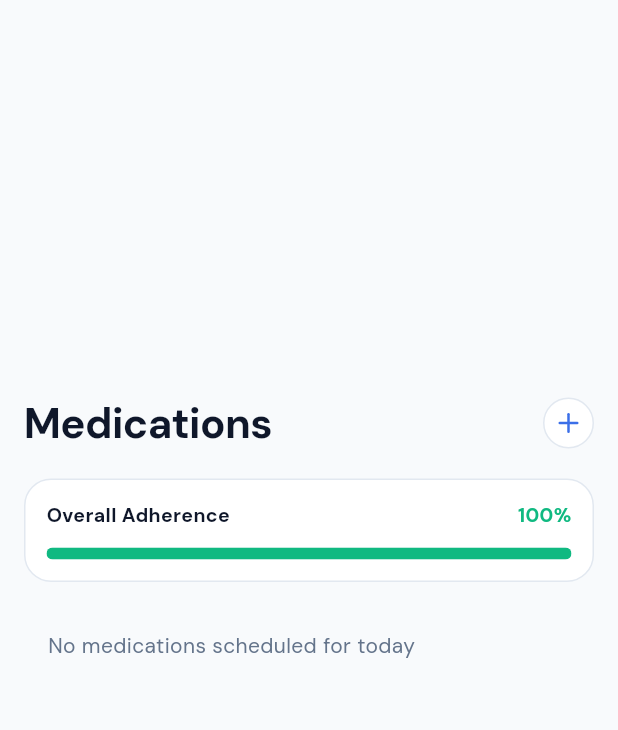
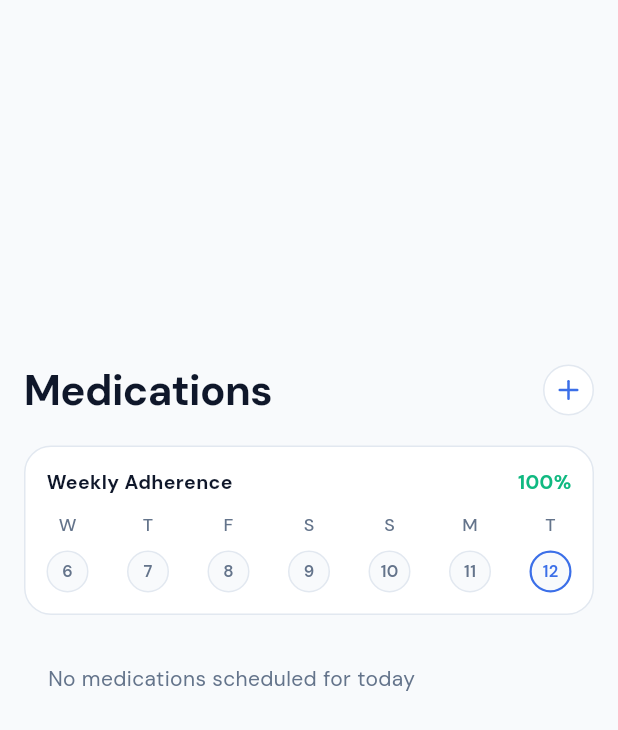
Before and after one commit to shina-wq/daily-dose-mobile, a Flutter app: the MedicationsScreen screen opened directly, on a phone screen of 412 x 824 dp. Shown: the top 730 px of the screen. Run offline on Flutter 3.47's test engine with Material 3 defaults, Android fonts, the phone set to English and light mode, and no system bars; our stand-ins replace cloud_firestore, firebase_auth, firebase_core, flutter_local_notifications, flutter_lucide, flutter_riverpod and 4 more; accounts and stored records are empty; generated files the repository leaves out were written again.

```diff
--- a/lib/features/medications/providers/medication_provider.dart
+++ b/lib/features/medications/providers/medication_provider.dart
@@ -5,6 +5,29 @@ import '../models/medication_dose_model.dart';
 import '../models/medication_adherence_model.dart';
 import '../../../core/providers/auth_provider.dart';
 import '../../dashboard/providers/home_provider.dart';
+
+class WeeklyAdherenceDay {
+  final DateTime date;
+  final int totalDoses;
+  final int completedDoses;
+  final bool isComplete;
+  final bool isMissed;
+
+  const WeeklyAdherenceDay({
+    required this.date,
+    required this.totalDoses,
+    required this.completedDoses,
+    required this.isComplete,
+    required this.isMissed,
+  });
+}
+
+class WeeklyAdherenceSummary {
+  final double percent;
+  final List<WeeklyAdherenceDay> days;
+
+  const WeeklyAdherenceSummary({required this.percent, required this.days});
+}
 
 /// Provider for the medication service
 final medicationServiceProvider = Provider<MedicationService>((ref) => MedicationService.instance);
@@ -47,8 +70,15 @@ final dosesForDateProvider = FutureProvider.autoDispose.family<List<MedicationDo
 
 /// Today's doses
 final todaysDosesProvider = FutureProvider.autoDispose<List<MedicationDoseModel>>((ref) async {
+  final auth = ref.watch(authStateProvider);
+  final uid = auth.asData?.value?.uid;
+  if (uid == null) return [];
+
+  final service = ref.watch(medicationServiceProvider);
+  await service.finalizeOverdueDoses(uid);
+
   final today = DateTime.now();
-  return ref.watch(dosesForDateProvider(today).future);
+  return service.getDosesForDate(uid, today);
 });
 
 /// Pending doses
@@ -57,6 +87,7 @@ final pendingDosesProvider = FutureProvider.autoDispose<List<MedicationDoseModel
   final uid = auth.asData?.value?.uid;
   if (uid == null) return [];
   final service = ref.watch(medicationServiceProvider);
+  await service.finalizeOverdueDoses(uid);
   return service.getPendingDoses(uid);
 });
 
@@ -94,6 +125,60 @@ final overallAdherenceProvider = FutureProvider.autoDispose<double>((ref) async
   if (uid == null) return 0.0;
   final service = ref.watch(medicationServiceProvider);
   return service.getOverallAdherence(uid, days: 30);
+});
+
+/// Weekly adherence summary used by medications screen
+final weeklyAdherenceProvider = FutureProvider.autoDispose<WeeklyAdherenceSummary>((ref) async {
+  final auth = ref.watch(authStateProvider);
+  final uid = auth.asData?.value?.uid;
+  if (uid == null) {
+    return const WeeklyAdherenceSummary(percent: 0, days: []);
+  }
+
+  final service = ref.watch(medicationServiceProvider);
+  await service.finalizeOverdueDoses(uid);
+  final now = DateTime.now();
+  final today = DateTime(now.year, now.month, now.day);
+  final startDate = today.subtract(const Duration(days: 6));
+  final endDate = today.add(const Duration(days: 1));
+
+  final doses = await service.getDosesBetween(uid, startDate, endDate);
+
+  final Map<String, List<MedicationDoseModel>> byDay = {};
+  for (final dose in doses) {
+    final day = DateTime(dose.scheduledTime.year, dose.scheduledTime.month, dose.scheduledTime.day);
+    final key = day.toIso8601String();
+    byDay.putIfAbsent(key, () => []).add(dose);
+  }
+
+  final List<WeeklyAdherenceDay> days = List.generate(7, (index) {
+    final dayDate = startDate.add(Duration(days: index));
+    final key = DateTime(dayDate.year, dayDate.month, dayDate.day).toIso8601String();
+    final dayDoses = byDay[key] ?? const <MedicationDoseModel>[];
+
+    final total = dayDoses.length;
+    final completed = dayDoses
+        .where((d) => d.status == DoseStatus.taken || d.status == DoseStatus.late)
+        .length;
+
+    final isComplete = total > 0 && completed == total;
+    final isPastDay = dayDate.isBefore(today);
+    final isMissed = isPastDay && total > 0 && completed < total;
+
+    return WeeklyAdherenceDay(
+      date: dayDate,
+      totalDoses: total,
+      completedDoses: completed,
+      isComplete: isComplete,
+      isMissed: isMissed,
+    );
+  });
+
+  final totalDoses = days.fold<int>(0, (sum, d) => sum + d.totalDoses);
+  final completedDoses = days.fold<int>(0, (sum, d) => sum + d.completedDoses);
+  final percent = totalDoses == 0 ? 100.0 : (completedDoses / totalDoses) * 100;
+
+  return WeeklyAdherenceSummary(percent: percent.clamp(0, 100), days: days);
 });
 
 // ------------------ Simple action providers ------------------
--- a/lib/features/medications/screens/add_medication_screen.dart
+++ b/lib/features/medications/screens/add_medication_screen.dart
@@ -146,6 +146,7 @@ class _AddMedicationScreenState extends ConsumerState<AddMedicationScreen> {
 							ref.invalidate(medicationsProvider);
 							ref.invalidate(activeMedicationsProvider);
 							ref.invalidate(overallAdherenceProvider);
+							  ref.invalidate(weeklyAdherenceProvider);
 							ref.invalidate(pendingDosesProvider);
 							ref.invalidate(homeDashboardProvider);
 
@@ -193,6 +194,7 @@ class _AddMedicationScreenState extends ConsumerState<AddMedicationScreen> {
 				ref.invalidate(medicationsProvider);
 				ref.invalidate(activeMedicationsProvider);
 				ref.invalidate(overallAdherenceProvider);
+				ref.invalidate(weeklyAdherenceProvider);
 				ref.invalidate(pendingDosesProvider);
 				ref.invalidate(homeDashboardProvider);
 				ScaffoldMessenger.of(context).showSnackBar(const SnackBar(content: Text('Medication deleted')));
--- a/lib/features/medications/screens/medications_screen.dart
+++ b/lib/features/medications/screens/medications_screen.dart
@@ -14,7 +14,7 @@ class MedicationsScreen extends ConsumerWidget {
 	@override
 	Widget build(BuildContext context, WidgetRef ref) {
 		final todaysDoses = ref.watch(todaysDosesProvider);
-		final overallAdherence = ref.watch(overallAdherenceProvider);
+		final weeklyAdherence = ref.watch(weeklyAdherenceProvider);
 
 		return Scaffold(
 			backgroundColor: AppColors.background,
@@ -66,10 +66,10 @@ class MedicationsScreen extends ConsumerWidget {
 											),
 											const SizedBox(height: 16),
 											// Weekly Adherence Card
-											overallAdherence.when(
-												data: (adherence) => _buildAdherenceCard(adherence),
+											weeklyAdherence.when(
+												data: (summary) => _buildAdherenceCard(summary),
 												loading: () => const SizedBox(
-													height: 120,
+													height: 110,
 													child: Center(child: CircularProgressIndicator()),
 												),
 												error: (err, stack) => Container(
@@ -106,7 +106,9 @@ class MedicationsScreen extends ConsumerWidget {
 		);
 	}
 
-	Widget _buildAdherenceCard(double adherence) {
+	Widget _buildAdherenceCard(WeeklyAdherenceSummary summary) {
+		final today = DateTime.now();
+
 		return Container(
 			padding: const EdgeInsets.all(14),
 			decoration: BoxDecoration(
@@ -121,7 +123,7 @@ class MedicationsScreen extends ConsumerWidget {
 						mainAxisAlignment: MainAxisAlignment.spaceBetween,
 						children: [
 							const Text(
-								'Overall Adherence',
+								'Weekly Adherence',
 								style: TextStyle(
 									fontSize: 13,
 									fontWeight: FontWeight.w700,
@@ -129,7 +131,7 @@ class MedicationsScreen extends ConsumerWidget {
 								),
 							),
 							Text(
-								'${adherence.toStringAsFixed(0)}%',
+								'${summary.percent.toStringAsFixed(0)}%',
 								style: const TextStyle(
 									fontSize: 13,
 									fontWeight: FontWeight.w700,
@@ -138,21 +140,104 @@ class MedicationsScreen extends ConsumerWidget {
 							),
 						],
 					),
-					const SizedBox(height: 12),
-					ClipRRect(
-						borderRadius: BorderRadius.circular(8),
-						child: LinearProgressIndicator(
-							value: adherence / 100,
-							minHeight: 8,
-							backgroundColor: const Color(0xFFF1F5F9),
-							valueColor: AlwaysStoppedAnimation<Color>(
-								adherence >= 75 ? AppColors.secondary : Color(0xFFF59E0B),
-							),
-						),
+					const SizedBox(height: 10),
+					Row(
+						mainAxisAlignment: MainAxisAlignment.spaceBetween,
+						children: summary.days.map((day) {
+							final isToday = day.date.year == today.year &&
+								day.date.month == today.month &&
+								day.date.day == today.day;
+
+							return Column(
+								children: [
+									Text(
+										_weekdayLabel(day.date.weekday),
+										style: const TextStyle(
+											fontSize: 12,
+											fontWeight: FontWeight.w500,
+											color: AppColors.textSecondary,
+										),
+									),
+									const SizedBox(height: 8),
+									_buildDayStatusCircle(day, isToday),
+								],
+							);
+						}).toList(),
 					),
 				],
 			),
 		);
+	}
+
+	Widget _buildDayStatusCircle(WeeklyAdherenceDay day, bool isToday) {
+		if (day.isComplete) {
+			return Container(
+				width: 28,
+				height: 28,
+				decoration: const BoxDecoration(
+					shape: BoxShape.circle,
+					color: AppColors.secondary,
+				),
+				child: const Icon(AppIcons.check, size: 16, color: AppColors.white),
+			);
+		}
+
+		if (day.isMissed) {
+			return Container(
+				width: 28,
+				height: 28,
+				decoration: BoxDecoration(
+					shape: BoxShape.circle,
+					color: const Color(0xFFFFF7ED),
+					border: Border.all(color: const Color(0xFFF59E0B), width: 1.5),
+				),
+				child: const Icon(AppIcons.close, size: 16, color: Color(0xFFF59E0B)),
+			);
+		}
+
+		final bool hasDoses = day.totalDoses > 0;
+		return Container(
+			width: 28,
+			height: 28,
+			decoration: BoxDecoration(
+				shape: BoxShape.circle,
+				color: hasDoses ? AppColors.white : const Color(0xFFF8FAFC),
+				border: Border.all(
+					color: isToday ? AppColors.primary : AppColors.border,
+					width: isToday ? 1.5 : 1,
+				),
+			),
+			alignment: Alignment.center,
+			child: Text(
+				'${day.date.day}',
+				style: TextStyle(
+					fontSize: 11,
+					fontWeight: FontWeight.w600,
+					color: isToday ? AppColors.primary : AppColors.textSecondary,
+				),
+			),
+		);
+	}
+
+	String _weekdayLabel(int weekday) {
+		switch (weekday) {
+			case DateTime.monday:
+				return 'M';
+			case DateTime.tuesday:
+				return 'T';
+			case DateTime.wednesday:
+				return 'W';
+			case DateTime.thursday:
+				return 'T';
+			case DateTime.friday:
+				return 'F';
+			case DateTime.saturday:
+				return 'S';
+			case DateTime.sunday:
+				return 'S';
+			default:
+				return '';
+		}
 	}
 
 	Widget _buildMedicationsList(List<MedicationDoseModel> doses) {
@@ -354,6 +439,7 @@ class _MedicationRowWithDose extends ConsumerWidget {
 											ref.invalidate(medicationsProvider);
 											ref.invalidate(activeMedicationsProvider);
 											ref.invalidate(overallAdherenceProvider);
+													ref.invalidate(weeklyAdherenceProvider);
 											ref.invalidate(pendingDosesProvider);
 											ref.invalidate(homeDashboardProvider);
 											ScaffoldMessenger.of(context).showSnackBar(const SnackBar(content: Text('Medication deleted')));
@@ -476,6 +562,7 @@ class _DoseActionBottomSheet extends ConsumerWidget {
 																	ref.invalidate(todaysDosesProvider);
 																	ref.invalidate(pendingDosesProvider);
 																	ref.invalidate(overallAdherenceProvider);
+																	ref.invalidate(weeklyAdherenceProvider);
 																	ref.invalidate(homeDashboardProvider);
 																	Navigator.of(context).pop();
 																}
@@ -506,6 +593,7 @@ class _DoseActionBottomSheet extends ConsumerWidget {
 																	ref.invalidate(todaysDosesProvider);
 																	ref.invalidate(pendingDosesProvider);
 																	ref.invalidate(overallAdherenceProvider);
+																	ref.invalidate(weeklyAdherenceProvider);
 																	ref.invalidate(homeDashboardProvider);
 																	Navigator.of(context).pop();
 																}
```
Also changed, not shown: lib/core/navigation/bottom_nav.dart (+18 -9 lines), lib/services/medication_background_service.dart (+3 -10 lines), lib/services/medication_service.dart (+64 -1 lines), 1 other file.
